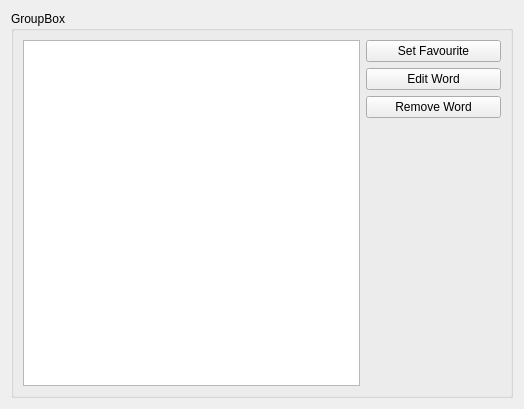
Qt form widgetdefinition.ui (sangpham2710/CS163-Project) before a commit.
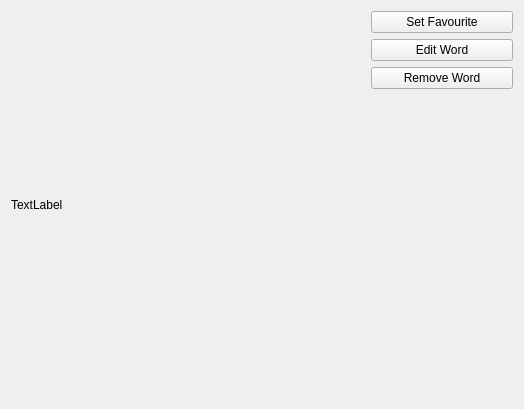
The same form after that commit.

Commit message: remove group box in definition

What changed in the file:
```diff
--- a/widgetdefinition.ui
+++ b/widgetdefinition.ui
@@ -13,20 +13,18 @@
   <property name="windowTitle">
    <string>Form</string>
   </property>
-  <layout class="QHBoxLayout" name="horizontalLayout">
+  <layout class="QHBoxLayout" name="horizontalLayout_2">
    <item>
-    <widget class="QGroupBox" name="groupBoxDefinition">
-     <property name="title">
-      <string>GroupBox</string>
-     </property>
-     <layout class="QHBoxLayout" name="horizontalLayout_3">
-      <item>
-       <layout class="QHBoxLayout" name="horizontalLayout_2" stretch="10,4">
-        <item>
-         <widget class="QTextEdit" name="textEditDefinition"/>
+    <layout class="QHBoxLayout" name="horizontalLayoutDefinition" stretch="10,4">
+     <item>
+      <widget class="QLabel" name="labelDefinition">
+       <property name="text">
+        <string>TextLabel</string>
+       </property>
+      </widget>
         </item>
         <item>
-         <layout class="QVBoxLayout" name="verticalLayoutButtons">
+      <layout class="QVBoxLayout" name="verticalLayout">
           <item>
            <widget class="QPushButton" name="pushButtonSetFavourite">
             <property name="text">
@@ -64,9 +62,6 @@
          </layout>
         </item>
        </layout>
-      </item>
-     </layout>
-    </widget>
    </item>
   </layout>
  </widget>
```
Left out of the diff: 2 changed lines with no effect on the pictures. Lines whose indentation alone changed are shown as unchanged. The commit also changes 2 other files.
